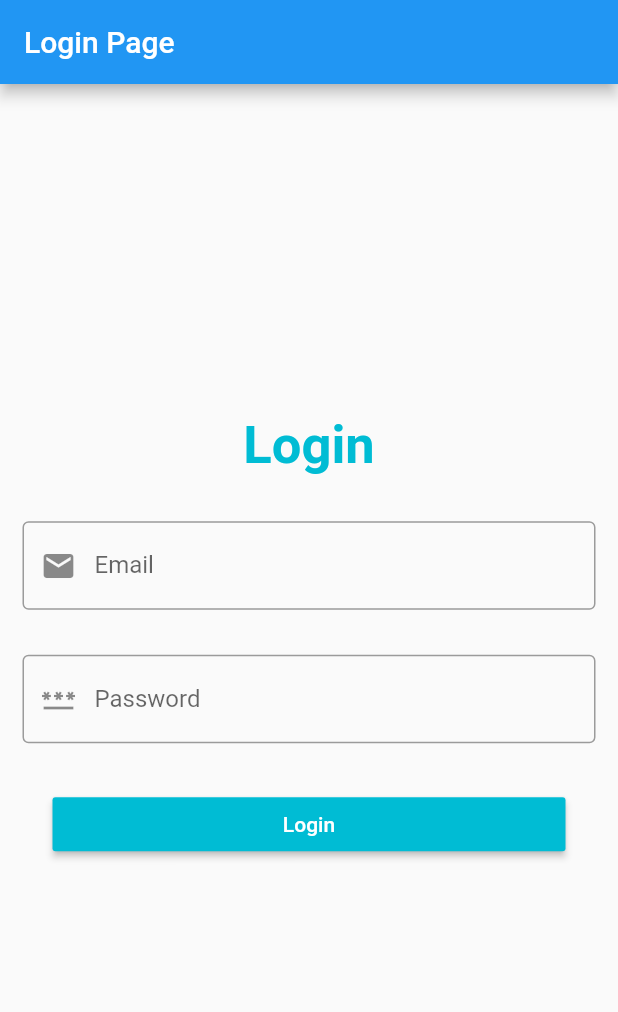
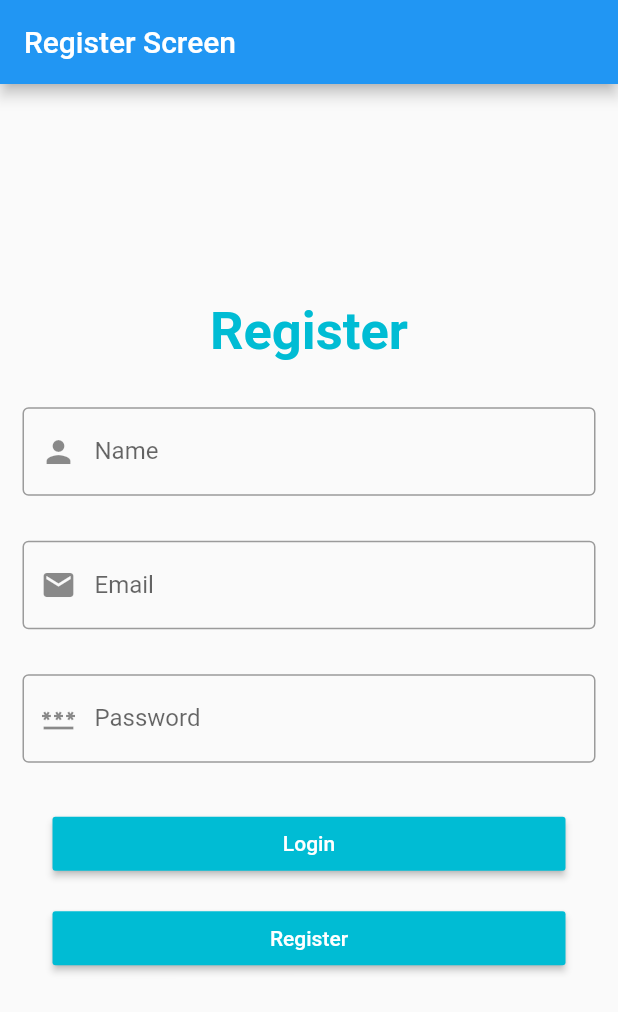
Before and after one commit to ardhanurazizah/final_mobile, a Flutter app: the screen it shows after launch, on a phone screen of 412 x 824 dp. Shown: the top 1012 px of the screen. Run offline on Flutter 3.47's test engine with Material 2 defaults, Android fonts, the phone set to English and light mode, and no system bars.

Commit message:
Register Page

```diff
--- a/lib/main.dart
+++ b/lib/main.dart
@@ -1,5 +1,6 @@
 import 'package:flutter/material.dart';
 import 'package:final_mobile/pages/login.dart';
+import 'package:final_mobile/pages/register.dart';
 
 void main() {
   runApp(const MyApp());
@@ -12,7 +13,7 @@ class MyApp extends StatelessWidget {
   Widget build(BuildContext context) {
     return MaterialApp(
       routes: {
-        "/": (context) => const LoginPage(),
+        "/": (context) => const RegisterPage(),
         // "/listpage": (context) => const ListPage(),
       },
       initialRoute: "/",
--- a/lib/pages/login.dart
+++ b/lib/pages/login.dart
@@ -1,4 +1,5 @@
 import 'package:flutter/material.dart';
+import 'package:final_mobile/pages/register.dart';
 
 class LoginPage extends StatefulWidget {
   const LoginPage({Key? key}) : super(key: key);
@@ -81,6 +82,19 @@ class _LoginPageState extends State<LoginPage> {
                         textColor: Colors.white,
                       ),
                     ),
+                    SizedBox(
+                      height: 15,
+                    ),
+                    Padding(
+                      padding: const EdgeInsets.symmetric(horizontal: 35),
+                      child: MaterialButton(
+                        minWidth: double.infinity,
+                        onPressed: () {},
+                        child: Text('Register'),
+                        color: Colors.cyan,
+                        textColor: Colors.white,
+                      ),
+                    ),
                   ],
                 ),
               ),
--- a/lib/pages/register.dart
+++ b/lib/pages/register.dart
@@ -0,0 +1,126 @@
+import 'package:flutter/material.dart';
+import 'package:final_mobile/pages/login.dart';
+
+class RegisterPage extends StatefulWidget {
+  const RegisterPage({Key? key}) : super(key: key);
+
+  @override
+  _RegisterPageState createState() => _RegisterPageState();
+}
+
+class _RegisterPageState extends State<RegisterPage> {
+  @override
+  Widget build(BuildContext context) {
+    return MaterialApp(
+      home: Scaffold(
+        appBar: AppBar(
+          title: Text('Register Screen'),
+        ),
+        body: Column(
+          mainAxisAlignment: MainAxisAlignment.center,
+          crossAxisAlignment: CrossAxisAlignment.center,
+          children: [
+            Text(
+              'Register',
+              style: TextStyle(
+                  fontSize: 35,
+                  color: Colors.cyan,
+                  fontWeight: FontWeight.bold),
+            ),
+            Padding(
+              padding: const EdgeInsets.symmetric(vertical: 30),
+              child: Form(
+                child: Column(
+                  children: [
+                    Padding(
+                      padding: const EdgeInsets.symmetric(horizontal: 15),
+                      child: TextFormField(
+                        keyboardType: TextInputType.name,
+                        decoration: InputDecoration(
+                          labelText: 'Name',
+                          hintText: 'Enter name',
+                          prefixIcon: Icon(Icons.person),
+                          border: OutlineInputBorder(),
+                        ),
+                        onChanged: (String value) {},
+                        validator: (value) {
+                          return value!.isEmpty ? 'Please enter name' : null;
+                        },
+                      ),
+                    ),
+                    SizedBox(
+                      height: 30,
+                    ),
+                    Padding(
+                      padding: const EdgeInsets.symmetric(horizontal: 15),
+                      child: TextFormField(
+                        keyboardType: TextInputType.emailAddress,
+                        decoration: InputDecoration(
+                          labelText: 'Email',
+                          hintText: 'Enter email',
+                          prefixIcon: Icon(Icons.email),
+                          border: OutlineInputBorder(),
+                        ),
+                        onChanged: (String value) {},
+                        validator: (value) {
+                          return value!.isEmpty ? 'Please enter email' : null;
+                        },
+                      ),
+                    ),
+                    SizedBox(
+                      height: 30,
+                    ),
+                    Padding(
+                      padding: EdgeInsets.symmetric(horizontal: 15),
+                      child: TextFormField(
+                        keyboardType: TextInputType.visiblePassword,
+                        decoration: InputDecoration(
+                          labelText: 'Password',
+                          hintText: 'Enter password',
+                          prefixIcon: Icon(Icons.password),
+                          border: OutlineInputBorder(),
+                        ),
+                        onChanged: (String value) {},
+                        validator: (value) {
+                          return value!.isEmpty
+                              ? 'Please enter password'
+                              : null;
+                        },
+                      ),
+                    ),
+                    SizedBox(
+                      height: 30,
+                    ),
+                    Padding(
+                      padding: const EdgeInsets.symmetric(horizontal: 35),
+                      child: MaterialButton(
+                        minWidth: double.infinity,
+                        onPressed: () {},
+                        child: Text('Login'),
+                        color: Colors.cyan,
+                        textColor: Colors.white,
+                      ),
+                    ),
+                    SizedBox(
+                      height: 15,
+                    ),
+                    Padding(
+                      padding: const EdgeInsets.symmetric(horizontal: 35),
+                      child: MaterialButton(
+                        minWidth: double.infinity,
+                        onPressed: () {},
+                        child: Text('Register'),
+                        color: Colors.cyan,
+                        textColor: Colors.white,
+                      ),
+                    ),
+                  ],
+                ),
+              ),
+            ),
+          ],
+        ),
+      ),
+    );
+  }
+}
```
